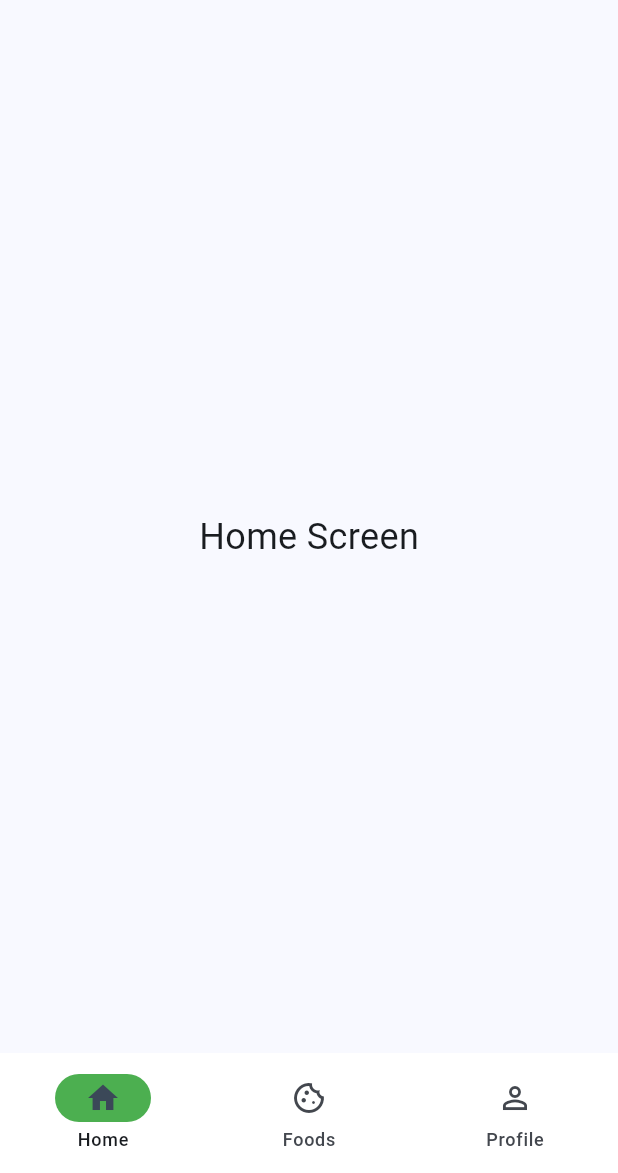
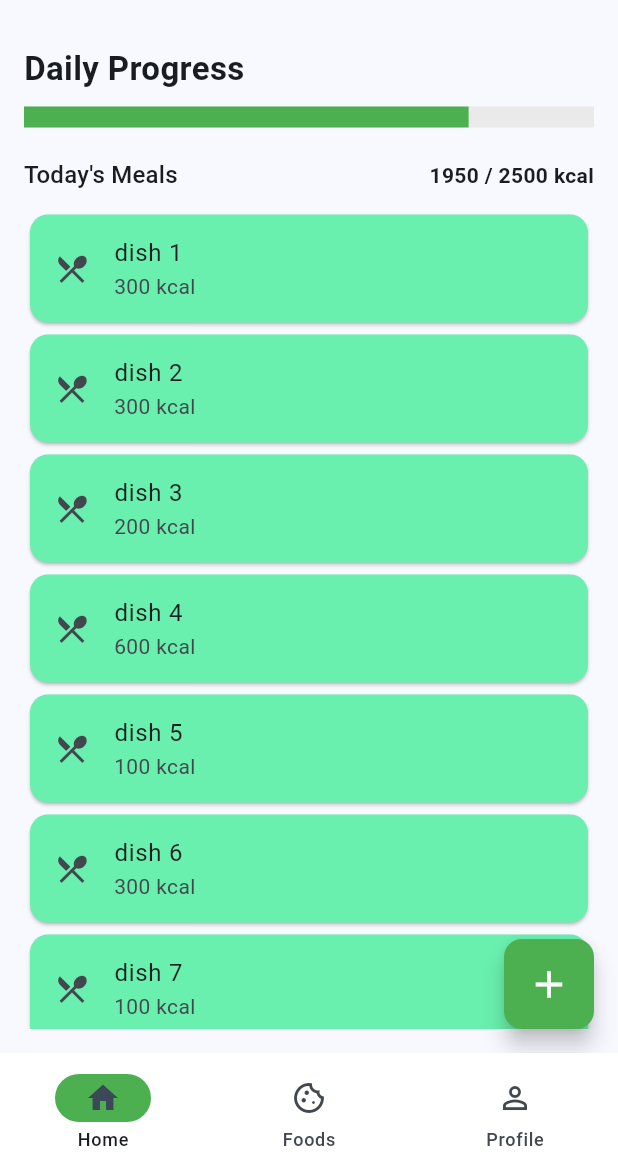
Before and after one commit to JSkrpp/PIM-Project, a Flutter app: the screen it shows after launch, on a phone screen of 412 x 824 dp, the part 63-1236 px from its top. Run offline on Flutter 3.47's test engine with Material 3 defaults, Android fonts, the phone set to English and light mode, and no system bars.

Commit message:
Mikolaj Lipinski - widok glowny home oraz widok dodawania dan do listy

```diff
--- a/calorie_tracker/lib/screens/home_screen.dart
+++ b/calorie_tracker/lib/screens/home_screen.dart
@@ -1,15 +1,139 @@
 import 'package:flutter/material.dart';
+import 'package:calorie_tracker/screens/home_add_screen.dart'; // przejscie do dodawacza jedzenia
 
-class HomeScreen extends StatelessWidget {
-  const HomeScreen({super.key});
+class HomeScreen extends StatefulWidget { // stateful aby dalo się dodawac pozycje pozniej
+  const HomeScreen({super.key}); // konstruktor
+
+  @override
+  State<HomeScreen> createState() => HomeScreenState(); // obiekt stanu dla ekranu
+}
+
+class HomeScreenState extends State<HomeScreen> { // klasa stanu dla ekranu
+
+  static const int dailyLimit = 2500; // dzienny limit kcal
+
+  // lista map {nazwa posilku, ilosc kalorii w posilku}
+  final List<Map<String, dynamic>> meals = [
+    {'name': 'dish 1', 'kcal': 300},
+    {'name': 'dish 2', 'kcal': 300},
+    {'name': 'dish 3', 'kcal': 200},
+    {'name': 'dish 4', 'kcal': 600},
+    {'name': 'dish 5', 'kcal': 100},
+    {'name': 'dish 6', 'kcal': 300},
+    {'name': 'dish 7', 'kcal': 100},
+    {'name': 'dish 8', 'kcal': 50},
+  ];
+
+  void addMeal(String name, int cal) { // funkcja do dodawania posilku
+    setState(() {
+      meals.add({'name': name, 'kcal': cal}); // dodanie posliku
+    }); // po setState lista sama sie odswiezy
+  }
 
   @override
   Widget build(BuildContext context) {
-    return const Center(
-      child: Text(
-        'Home Screen',
-        style: TextStyle(fontSize: 24),
+    int sum_kcal = 0; // suma kalorii z listy
+
+    for (final m in meals) {
+      int kcal = m['kcal'] as int;
+      sum_kcal += kcal; // dodanie kalorii do sumy
+    }
+
+    double progress_bar = sum_kcal / dailyLimit; // oblicza jak pasek sie wypelni od 0 - bez wypelnienia do 1 - caly wypelniony
+
+    if (progress_bar > 1.0) {
+      progress_bar = 1.0;
+    }
+
+    return Scaffold( // szkielet ekranu aby byla lista jako to co jest za guziekiem dodawania
+
+      body: SafeArea( // cialo
+
+        child: Padding(
+          padding: const EdgeInsets.all(16), // odstęp 16 pikseli ze wszystkich stron
+
+          child: Column( // ustawienie pionowe jeden pod drugim
+            crossAxisAlignment: CrossAxisAlignment.start, // rozciagniecie
+
+            children: [
+              const Text(
+                'Daily Progress',
+                style: TextStyle(fontSize: 22, fontWeight: FontWeight.bold), // pogrubiony zeby bylo widac
+              ),
+
+              const SizedBox(height: 10), // przerwa 12 pikseli pion
+
+              LinearProgressIndicator( // pasek postępu
+                value: progress_bar, // wypelnienie
+                minHeight: 14, // wysokosc paska
+                color: Colors.green, // kolor
+                backgroundColor: Color(0xFFEAEAEA), // kolor tla
+              ),
+
+              const SizedBox(height: 20), // kolejna przerwa
+
+              Row( // wiersz z tekstem i liczba kalorii
+                mainAxisAlignment: MainAxisAlignment.spaceBetween, // oba teksty na przeciwnych koncach
+                children: [
+                  Text(
+                    "Today's Meals",
+                    style: Theme.of(context).textTheme.titleMedium,
+                  ),
+                  Text(
+                    '$sum_kcal / $dailyLimit kcal', // kalorie ile mamy na liscie / limit
+                    style: const TextStyle(fontWeight: FontWeight.bold), // pogrubiony zeby bylo widac
+                  ),
+                ],
+              ),
+
+              const SizedBox(height: 10), // kolejna przerwa
+
+              Expanded( // wypelnia reszte miejsca
+                child: ListView.builder( // przewijalna lista
+                  itemCount: meals.length, // liczba elementow
+
+                  itemBuilder: (context, index) { // buduje pojedynczy kafelek
+                    final meal = meals[index]; // pobiera element z listy
+
+                    return Card(
+                      color: Colors.greenAccent, // kolor kafelka
+
+                      child: ListTile( // element listy
+                        leading: const Icon(Icons.restaurant_menu), // ikonka
+                        title: Text(meal['name'] as String), // nazwa dania
+                        subtitle: Text('${meal['kcal']} kcal'), // kalorie
+                      ),
+                    );
+                  },
+                ),
+              ),
+            ],
+          ),
+        ),
       ),
+
+      floatingActionButton: SizedBox( // kwadratowy guzika
+        width: 60, // szerokosc guzika
+        height: 60, // dlugosc guzika
+
+        child: FloatingActionButton(
+          backgroundColor: Colors.green, // kolor guzika
+
+          shape: RoundedRectangleBorder( // kształt guzika z zaokragleniem
+            borderRadius: BorderRadius.circular(12), // jak bardzo zaokraglony guzik bedzie
+          ),
+
+          onPressed: () { // jak sie kliknie
+            Navigator.push( // idziemy do nowej strony
+              context, // aktualny kontekst
+              MaterialPageRoute(builder: (context) => const HomeAddScreen()),
+            );
+          },
+          child: const Icon(Icons.add, size: 30, color: Colors.white), // ikona plusa w srodku guzika
+        ),
+      ),
+
+      floatingActionButtonLocation: FloatingActionButtonLocation.endFloat, // prawa dolna strona
     );
   }
 }
```
Also changed, not shown: calorie_tracker/lib/screens/home_add_screen.dart (added, +132 -0 lines).
